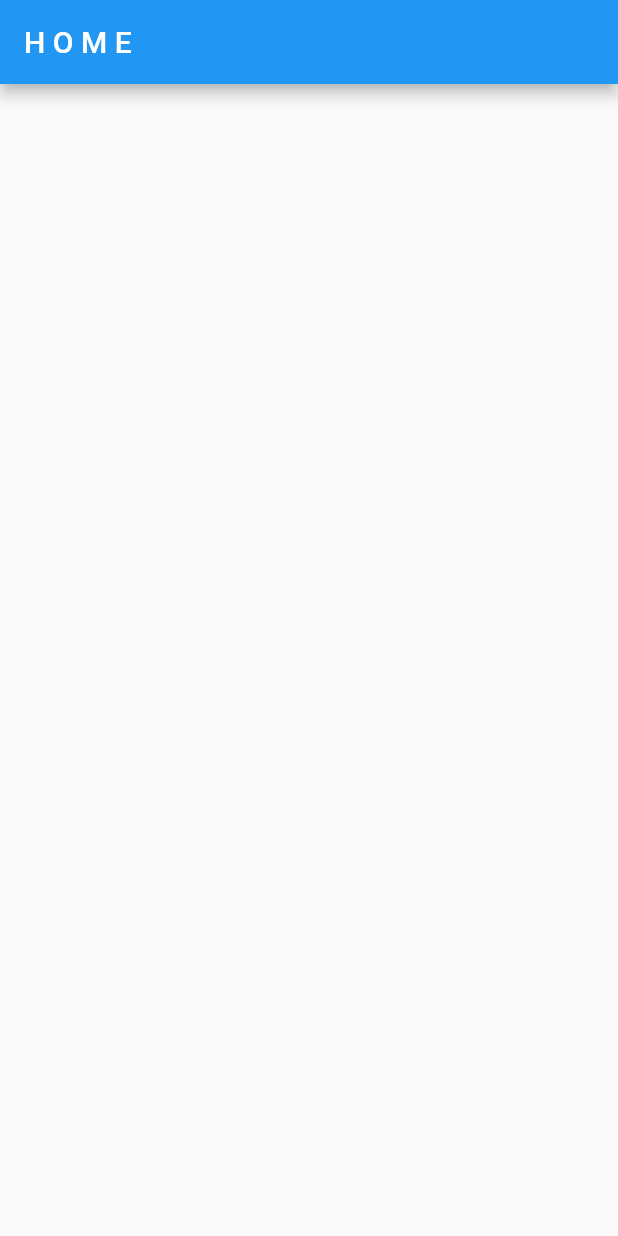
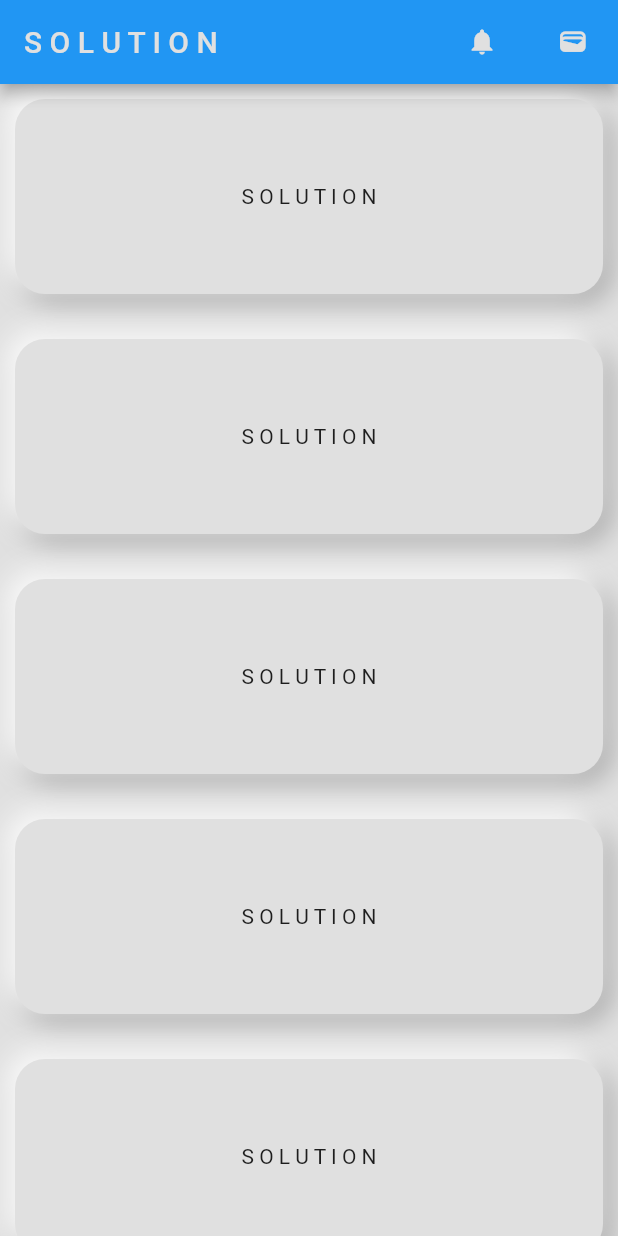
Before and after one commit to navneetprajapati26/solution-, a Flutter app: the HomeScreen screen opened directly, on a phone screen of 412 x 824 dp. Run offline on Flutter 3.47's test engine with Material 2 defaults, Android fonts, the phone set to English and light mode, and no system bars.

Commit message:
doing  somthing in home 🫠

```diff
--- a/lib/screens/home/home.dart
+++ b/lib/screens/home/home.dart
@@ -1,4 +1,6 @@
+import 'package:flutter/cupertino.dart';
 import 'package:flutter/material.dart';
+import 'package:solution/utils/neomorphism/neomorphism_box.dart';
 
 class HomeScreen extends StatefulWidget {
   const HomeScreen({Key? key}) : super(key: key);
@@ -11,8 +13,41 @@ class _HomeScreenState extends State<HomeScreen> {
   @override
   Widget build(BuildContext context) {
     return Scaffold(
+      backgroundColor: Colors.grey[300],
       appBar: AppBar(
-        title: Text("H O M E"),
+        title: Text(
+          "S O L U T I O N",
+          style: TextStyle(
+            color: Colors.grey[300],
+          ),
+        ),
+        actions: [
+          CupertinoButton(
+              child: Icon(
+                Icons.notifications,
+                color: Colors.grey[300],
+              ),
+              onPressed: () {
+                //todo: notification at home
+              }),
+          CupertinoButton(
+              child: Icon(
+                Icons.wallet,
+                color: Colors.grey[300],
+              ),
+              onPressed: () {
+                //todo: wallet at home
+              })
+        ],
+      ),
+      body: ListView.builder(
+        itemCount: 7,
+          itemBuilder: (context,index){
+          return Padding(
+            padding: const EdgeInsets.only(left: 10,right: 10,top: 10,bottom: 20),
+            child: NeuBox(height: 130, width: 200, child: Container(child: Text("S O L U T I O N"),)),
+          );
+          }
       ),
     );
   }
--- a/lib/screens/splash/splash_screen.dart
+++ b/lib/screens/splash/splash_screen.dart
@@ -18,7 +18,7 @@ class _SplashScreenState extends State<SplashScreen> {
   }
 
   _navigatetohome() async {
-    await Future.delayed(Duration(milliseconds: 3000), () {});
+    await Future.delayed(Duration(milliseconds: 5000), () {});
     Navigator.pushReplacement(
         context, MaterialPageRoute(builder: (context) => LoginScreen()));
   }
```
